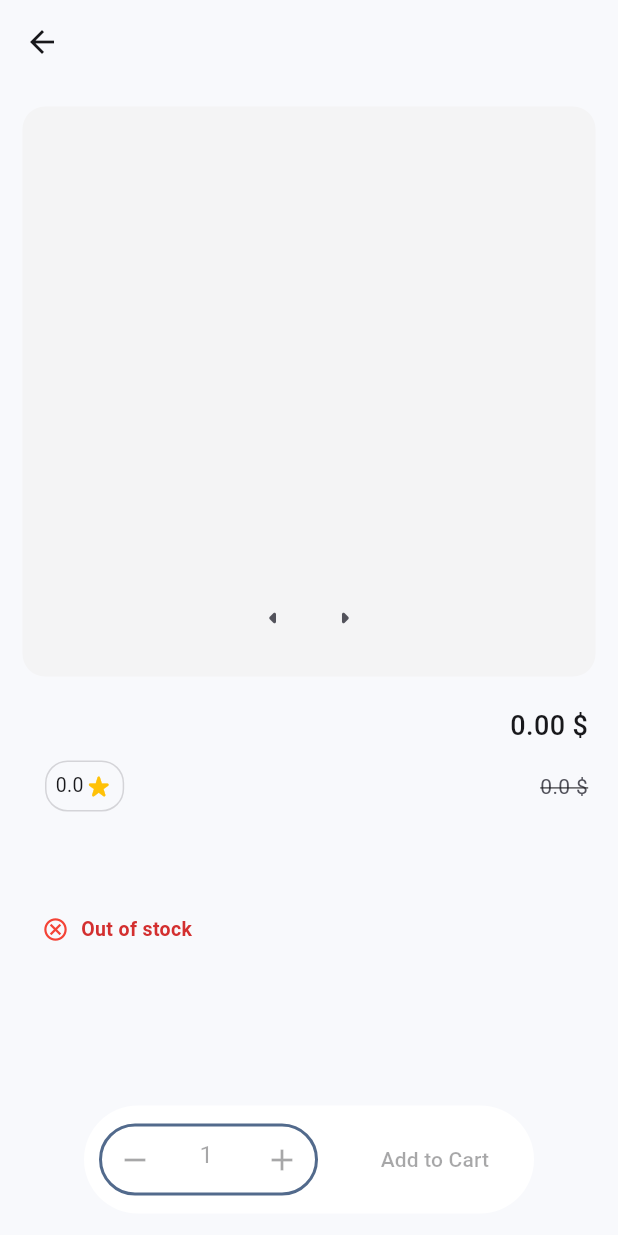
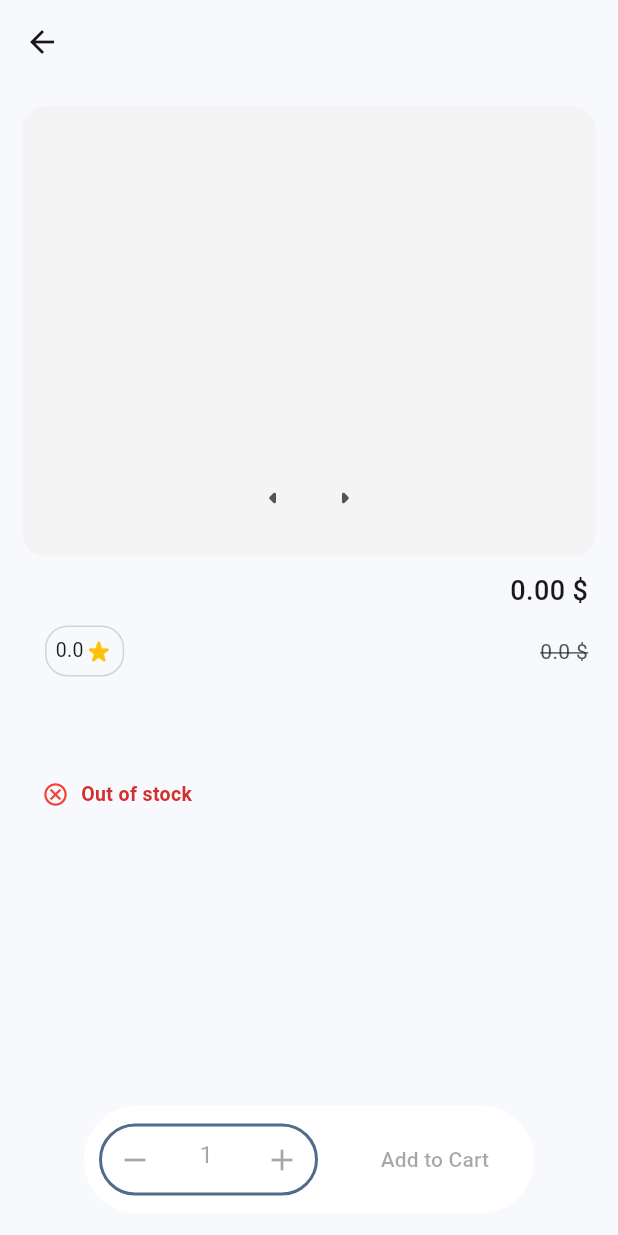
Before and after one commit to Mahdi-Gholami82/Flutter-e-commerce, a Flutter app: the ProductViewPage screen opened directly with empty values, on a phone screen of 412 x 824 dp. Run offline on Flutter 3.47's test engine with Material 3 defaults, Android fonts, the phone set to English and light mode, and no system bars; our stand-ins replace carousel_slider, dio, flutter_bloc, flutter_secure_storage, get_it, infinite_scroll_pagination and 3 more; missing offline and left inert: shimmer_builder; accounts and stored records are empty; statements that could not run were skipped.

Commit message:
modif product view page

```diff
--- a/lib/features/product_view/presentation/product_view_page.dart
+++ b/lib/features/product_view/presentation/product_view_page.dart
@@ -34,13 +34,15 @@ class _ProductViewPageState extends State<ProductViewPage> {
           icon: Icon(Icons.arrow_back_outlined),
         ),
       ),
-      body: CustomAnimatedBottomInsets(
+      body: SafeArea(
+        child: CustomAnimatedBottomInsets(
           child: Padding(
             padding: const EdgeInsets.all(15),
             child: CustomScrollView(
               slivers: [
                 SliverToBoxAdapter(
                   child: Container(
+                    height: 300,
                     padding: EdgeInsets.symmetric(horizontal: 5, vertical: 15),
                     decoration: BoxDecoration(
                       color: colorScheme.surfaceContainer,
@@ -68,7 +70,7 @@ class _ProductViewPageState extends State<ProductViewPage> {
                 SliverToBoxAdapter(
                   child: Padding(
                     padding: const EdgeInsets.symmetric(
-                    vertical: 20,
+                      vertical: 10,
                       horizontal: 5,
                     ),
                     child: Column(
@@ -81,7 +83,8 @@ class _ProductViewPageState extends State<ProductViewPage> {
                             Align(
                               alignment: AlignmentGeometry.center,
                               child: Row(
-                              mainAxisAlignment: MainAxisAlignment.spaceBetween,
+                                mainAxisAlignment:
+                                    MainAxisAlignment.spaceBetween,
                                 children: [
                                   Text(
                                     product.title,
@@ -227,12 +230,14 @@ class _ProductViewPageState extends State<ProductViewPage> {
                                         ),
                                       ),
                                     ),
-                                  child: BlocBuilder<CartCubit, CartCubitState>(
+                                    child:
+                                        BlocBuilder<CartCubit, CartCubitState>(
                                           builder: (context, state) {
                                             numberOfItem =
                                                 state.items
                                                     .firstWhereOrNull(
-                                                (e) => e.product == product,
+                                                      (e) =>
+                                                          e.product == product,
                                                     )
                                                     ?.numberOfItem ??
                                                 1;
@@ -281,6 +286,7 @@ class _ProductViewPageState extends State<ProductViewPage> {
             ),
           ),
         ),
+      ),
     );
   }
 }
```
Lines whose indentation alone changed are shown as unchanged.
